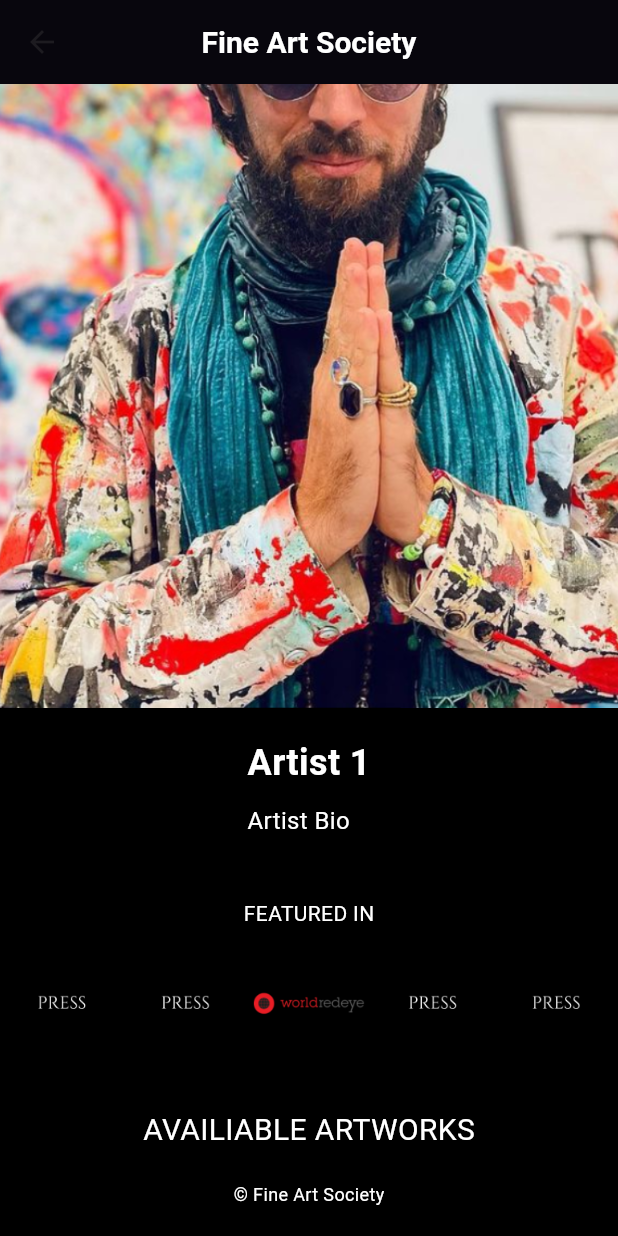
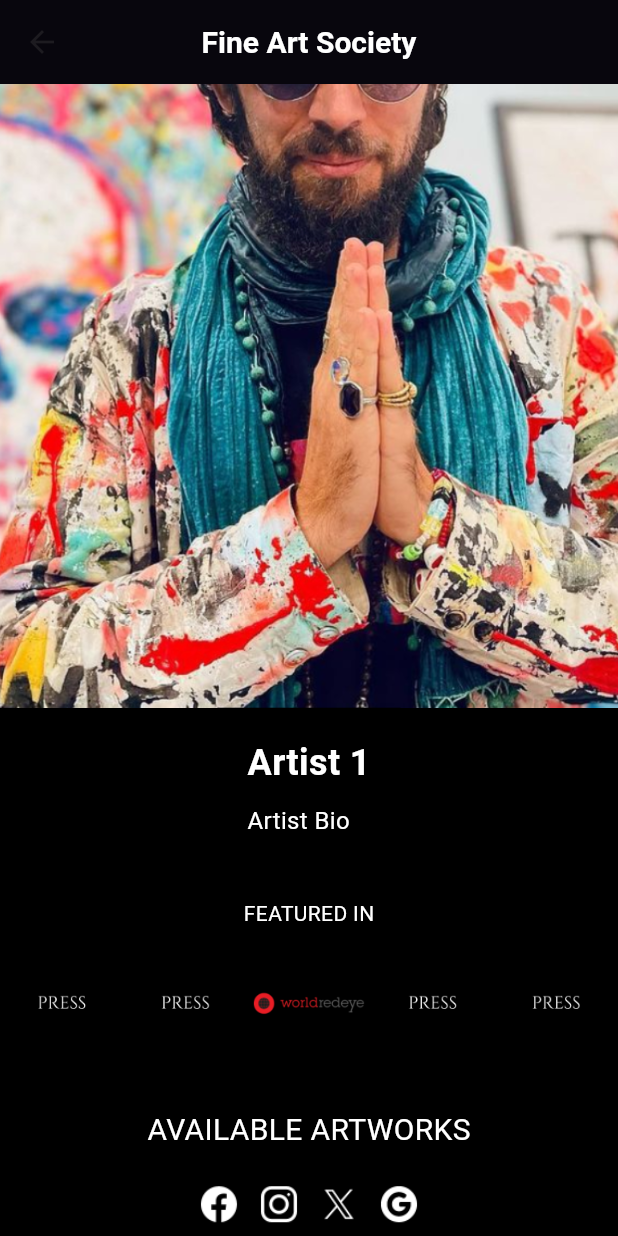
Before and after one commit to Powerclub-Global/fineartsociety, a Flutter app: the ArtistPage screen opened by its route, scrolled down 161 dp, on a phone screen of 412 x 824 dp. Run offline on Flutter 3.47's test engine with Material 3 defaults, Android fonts, the phone set to English and light mode, and no system bars; drawn by our look-alikes of carousel_slider.

Commit message:
Added Footer

```diff
--- a/lib/pages/artist_page.dart
+++ b/lib/pages/artist_page.dart
@@ -1,6 +1,7 @@
 // lib/pages/artist_page.dart
 import 'package:flutter/material.dart';
 import 'package:carousel_slider/carousel_slider.dart';
+import '../widgets/footer_widget.dart';
 
 class ArtistPage extends StatelessWidget {
   final int artistIndex;
@@ -28,9 +29,6 @@ class ArtistPage extends StatelessWidget {
       'Artist 10',
       'Artist 11',
       'Artist 12',
-      'Artist 13',
-      'Artist 14',
-      'Artist 15',
     ];
 
     return Scaffold(
@@ -154,23 +152,13 @@ class ArtistPage extends StatelessWidget {
             SizedBox(height: 20),
             Center(
               child: Text(
-                'AVAILIABLE ARTWORKS',
+                'AVAILABLE ARTWORKS',
                 style: TextStyle(fontSize: 20, color: Colors.white),
               ),
             ),
-            Container(
-              padding: EdgeInsets.all(20),
-              color: Colors.black,
-              child: Center(
-                child: Text(
-                  '© Fine Art Society',
-                  style: TextStyle(
-                    color: Colors.white,
-                    fontSize: 12,
-                  ),
-                ),
-              ),
-            ),
+
+            // Use the FooterWidget here
+            FooterWidget(),
           ],
         ),
       ),
--- a/lib/pages/main_page.dart
+++ b/lib/pages/main_page.dart
@@ -3,6 +3,7 @@ import '../widgets/custom_app_bar.dart';
 import '../widgets/featured_artists.dart';
 import 'package:carousel_slider/carousel_slider.dart';
 import 'package:url_launcher/url_launcher.dart';
+import '../widgets/footer_widget.dart';
 
 class MainPage extends StatelessWidget {
   final List<String> artistNames = [
@@ -113,6 +114,9 @@ class MainPage extends StatelessWidget {
 
                 // 3. Featured Artists
                 FeaturedArtists(artistNames: artistNames),
+
+                // 4, Use the FooterWidget here
+                FooterWidget(),
               ],
             ),
           );
--- /dev/null
+++ b/lib/widgets/footer_widget.dart
@@ -0,0 +1,56 @@
+// lib/widgets/footer_widget.dart
+import 'package:flutter/material.dart';
+
+class FooterWidget extends StatelessWidget {
+  @override
+  Widget build(BuildContext context) {
+    return Container(
+      padding: EdgeInsets.all(20),
+      color: Colors.black,
+      child: Column(
+        children: [
+          // Social Media Icons
+          Row(
+            mainAxisAlignment: MainAxisAlignment.center,
+            children: [
+              Image.asset(
+                'assets/facebook_icon.png', // Replace with your Facebook icon asset
+                width: 30,
+                height: 30,
+              ),
+              SizedBox(width: 10),
+              Image.asset(
+                'assets/instagram_icon.png', // Replace with your Instagram icon asset
+                width: 30,
+                height: 30,
+              ),
+              SizedBox(width: 10),
+              Image.asset(
+                'assets/x_icon.png', // Replace with your Twitter icon asset
+                width: 30,
+                height: 30,
+              ),
+              SizedBox(width: 10),
+              Image.asset(
+                'assets/google_icon.png', // Replace with your Google icon asset
+                width: 30,
+                height: 30,
+              ),
+            ],
+          ),
+          SizedBox(height: 20),
+          // Copyright Text
+          Center(
+            child: Text(
+              'Fine Art Society © All Rights Reserved. ',
+              style: TextStyle(
+                color: Colors.white,
+                fontSize: 12,
+              ),
+            ),
+          ),
+        ],
+      ),
+    );
+  }
+}
--- a/pubspec.yaml
+++ b/pubspec.yaml
@@ -41,4 +41,8 @@ flutter:
     - assets/artist_11.png
     - assets/artists_data.json
     - assets/background_image.jpg
+    - assets/facebook_icon.png
+    - assets/instagram_icon.png
+    - assets/x_icon.png
+    - assets/google_icon.png
     # Add paths to all artist images
```
Also changed, not shown: assets/facebook_icon.png (added), assets/google_icon.png (added), assets/instagram_icon.png (added), assets/x_icon.png (added), 1 other file.
